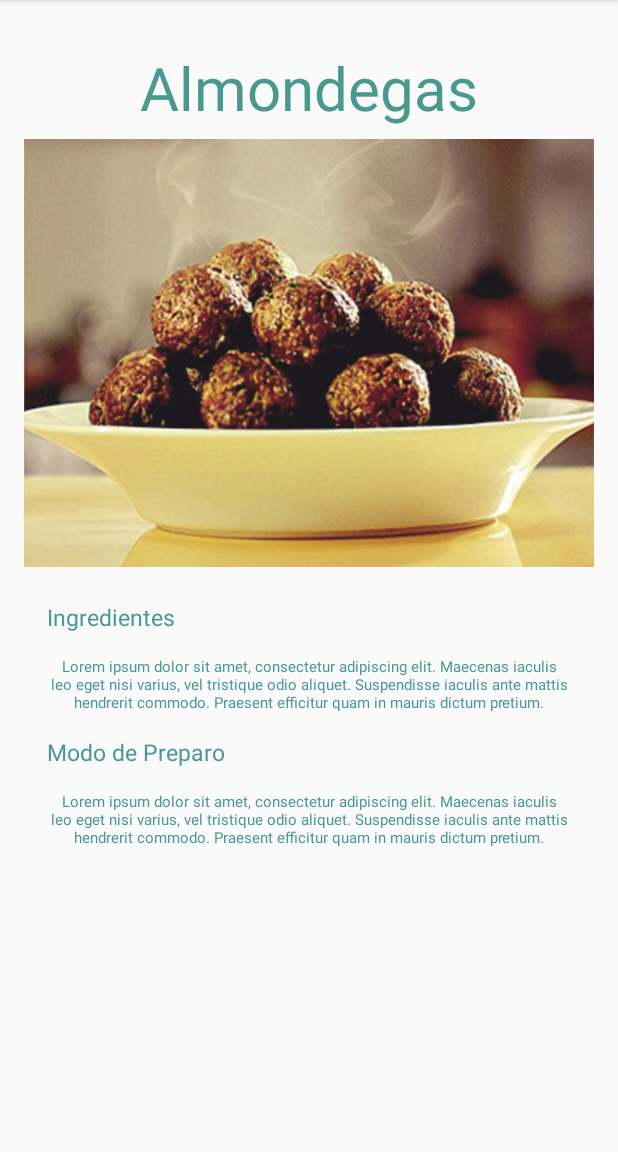
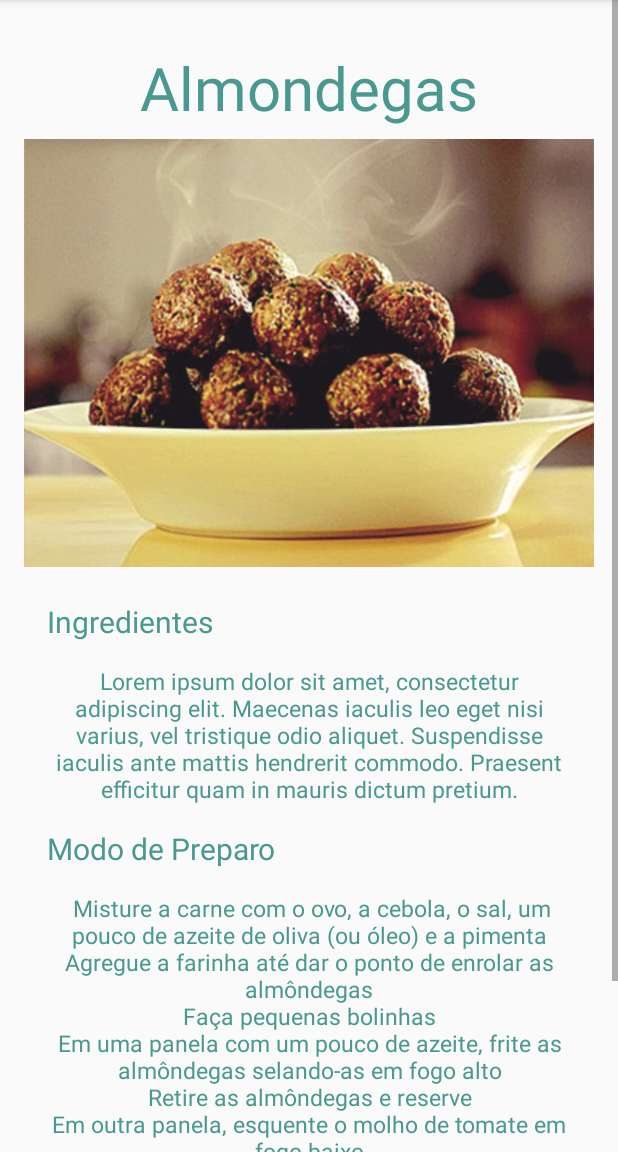
Before and after one commit to pauladbol/Cookfy_App, an Android app: the ListaReceitasActivity screen opened directly, with no data from a screen before it, after a tap on "Almondegas", on a phone screen of 412 x 824 dp, the part 84-1236 px from its top. Run offline under Robolectric (Android 15) with nearby library versions, the phone set to English and light mode, and no system bars; network calls fail.

Commit message:
apontando detalhes da receita para pegar a receita clicada da lista, ajustado detalhes na lista

```diff
--- a/app/src/main/AndroidManifest.xml
+++ b/app/src/main/AndroidManifest.xml
@@ -34,7 +34,6 @@
 
 
         <activity android:name=".LoginNovoActivity" />
-        <activity android:name=".teste3Activityes" />
         <activity android:name=".ListaReceitasActivity"></activity>
         <activity android:name=".DetalheActivity"></activity>
     </application>
--- a/app/src/main/java/com/livrodereceitas/cookfy/Adaptador.java
+++ b/app/src/main/java/com/livrodereceitas/cookfy/Adaptador.java
@@ -18,18 +18,84 @@ public class Adaptador extends BaseAdapter {
     public Adaptador(Context context) {
         mInflater = LayoutInflater.from(context);
 
-        receita.add(new Recipes(1, "Almondegas", R.drawable.img1));
-        receita.add(new Recipes(2, "Lazanha", R.drawable.img2));
-        receita.add(new Recipes(3, "Bolo Chocolate", R.drawable.img3));
-        receita.add(new Recipes(4, "Panquecas", R.drawable.img4));
-        receita.add(new Recipes(5, "Almondegas", R.drawable.img1));
-        receita.add(new Recipes(6, "Lazanha", R.drawable.img2));
-        receita.add(new Recipes(7, "Bolo Chocolate", R.drawable.img3));
-        receita.add(new Recipes(9, "Panquecas", R.drawable.img4));
-        receita.add(new Recipes(10, "Almondegas", R.drawable.img1));
-        receita.add(new Recipes(11, "Lazanha", R.drawable.img2));
-        receita.add(new Recipes(12, "Bolo Chocolate", R.drawable.img3));
-        receita.add(new Recipes(13, "Panquecas", R.drawable.img4));
+        receita.add(new Recipes(1, "Almondegas", R.drawable.img1, " Misture a carne com o ovo, a cebola, o sal, um pouco de azeite de oliva (ou óleo) e a pimenta\n" +
+                "Agregue a farinha até dar o ponto de enrolar as almôndegas\n" +
+                "Faça pequenas bolinhas\n" +
+                "Em uma panela com um pouco de azeite, frite as almôndegas selando-as em fogo alto\n" +
+                "Retire as almôndegas e reserve\n" +
+                "Em outra panela, esquente o molho de tomate em fogo baixo\n" +
+                "Na mesma panela da almôndega, elimine o excesso de azeite e coloque o molho de tomate, colocando as almôndegas para cozinhar por alguns minutos\n" +
+                "Em cerca de 15 minutos as almôndegas estarão totalmente cozidas e o prato estará pronto"));
+        receita.add(new Recipes(2, "Lazanha", R.drawable.img2, "Asse bem os peitos de frango já temperados com sal, condimentos do tipo sazón, etc\n" +
+                "Acrescente algumas ervas finas no cozimento\n" +
+                "Reserve a água que sobrar do cozimento\n" +
+                "Tire o osso do peito, o restante você pode optar por desfiar na mão ou bater na batedeira que desfia bem mais rápido\n" +
+                "Pegue os temperos o tomate, o pimentão e a cebola\n" +
+                "Corte em pedaços bem pequenos\n" +
+                "Coloque junto ao frango já desfiado na panela com a água reservada\n" +
+                "Ferva até que os temperos dissolvam, e fique um cozidinho bem gostoso"));
+        receita.add(new Recipes(3, "Bolo Chocolate", R.drawable.img3, "Bata bem todos os ingredientes da massa (menos o fermento) no liquidificador, aproximadamente 2 a 3 minutos\n" +
+                "Acrescente o fermento e bata por mais uns 15 segundos\n" +
+                "Coloque em uma forma redonda, untada com manteiga e polvilhada com farinha de trigo\n" +
+                "Asse por cerca de 40 minutos em forno médio (180º C), preaquecido"));
+        receita.add(new Recipes(4, "Panquecas", R.drawable.img4, "Bata todos os ingredientes no liquidificador até obter uma consistência cremosa\n" +
+                "Unte uma frigideira com manteiga, espere esquentar e despeje uma concha de massa\n" +
+                "Faça movimentos circulares para que a massa se espalhe por toda a frigideira\n" +
+                "Deixe assar até que a borda obtenha uma cor dourada\n" +
+                "Espere até a massa se soltar do fundo, vire e deixe fritar do outro lado\n" +
+                "Recheie a gosto, enrole e sirva"));
+        receita.add(new Recipes(5, "Almondegas", R.drawable.img1, " Misture a carne com o ovo, a cebola, o sal, um pouco de azeite de oliva (ou óleo) e a pimenta\n" +
+                "Agregue a farinha até dar o ponto de enrolar as almôndegas\n" +
+                "Faça pequenas bolinhas\n" +
+                "Em uma panela com um pouco de azeite, frite as almôndegas selando-as em fogo alto\n" +
+                "Retire as almôndegas e reserve\n" +
+                "Em outra panela, esquente o molho de tomate em fogo baixo\n" +
+                "Na mesma panela da almôndega, elimine o excesso de azeite e coloque o molho de tomate, colocando as almôndegas para cozinhar por alguns minutos\n" +
+                "Em cerca de 15 minutos as almôndegas estarão totalmente cozidas e o prato estará pronto"));
+        receita.add(new Recipes(6, "Lazanha", R.drawable.img2, "Asse bem os peitos de frango já temperados com sal, condimentos do tipo sazón, etc\n" +
+                "Acrescente algumas ervas finas no cozimento\n" +
+                "Reserve a água que sobrar do cozimento\n" +
+                "Tire o osso do peito, o restante você pode optar por desfiar na mão ou bater na batedeira que desfia bem mais rápido\n" +
+                "Pegue os temperos o tomate, o pimentão e a cebola\n" +
+                "Corte em pedaços bem pequenos\n" +
+                "Coloque junto ao frango já desfiado na panela com a água reservada\n" +
+                "Ferva até que os temperos dissolvam, e fique um cozidinho bem gostoso"));
+        receita.add(new Recipes(7, "Bolo Chocolate", R.drawable.img3, "Bata bem todos os ingredientes da massa (menos o fermento) no liquidificador, aproximadamente 2 a 3 minutos\n" +
+                "Acrescente o fermento e bata por mais uns 15 segundos\n" +
+                "Coloque em uma forma redonda, untada com manteiga e polvilhada com farinha de trigo\n" +
+                "Asse por cerca de 40 minutos em forno médio (180º C), preaquecido"));
+        receita.add(new Recipes(9, "Panquecas", R.drawable.img4, "Bata todos os ingredientes no liquidificador até obter uma consistência cremosa\n" +
+                "Unte uma frigideira com manteiga, espere esquentar e despeje uma concha de massa\n" +
+                "Faça movimentos circulares para que a massa se espalhe por toda a frigideira\n" +
+                "Deixe assar até que a borda obtenha uma cor dourada\n" +
+                "Espere até a massa se soltar do fundo, vire e deixe fritar do outro lado\n" +
+                "Recheie a gosto, enrole e sirva"));
+        receita.add(new Recipes(10, "Almondegas", R.drawable.img1, " Misture a carne com o ovo, a cebola, o sal, um pouco de azeite de oliva (ou óleo) e a pimenta\n" +
+                "Agregue a farinha até dar o ponto de enrolar as almôndegas\n" +
+                "Faça pequenas bolinhas\n" +
+                "Em uma panela com um pouco de azeite, frite as almôndegas selando-as em fogo alto\n" +
+                "Retire as almôndegas e reserve\n" +
+                "Em outra panela, esquente o molho de tomate em fogo baixo\n" +
+                "Na mesma panela da almôndega, elimine o excesso de azeite e coloque o molho de tomate, colocando as almôndegas para cozinhar por alguns minutos\n" +
+                "Em cerca de 15 minutos as almôndegas estarão totalmente cozidas e o prato estará pronto"));
+        receita.add(new Recipes(11, "Lazanha", R.drawable.img2, "Asse bem os peitos de frango já temperados com sal, condimentos do tipo sazón, etc\n" +
+                "Acrescente algumas ervas finas no cozimento\n" +
+                "Reserve a água que sobrar do cozimento\n" +
+                "Tire o osso do peito, o restante você pode optar por desfiar na mão ou bater na batedeira que desfia bem mais rápido\n" +
+                "Pegue os temperos o tomate, o pimentão e a cebola\n" +
+                "Corte em pedaços bem pequenos\n" +
+                "Coloque junto ao frango já desfiado na panela com a água reservada\n" +
+                "Ferva até que os temperos dissolvam, e fique um cozidinho bem gostoso"));
+        receita.add(new Recipes(12, "Bolo Chocolate", R.drawable.img3, "Bata bem todos os ingredientes da massa (menos o fermento) no liquidificador, aproximadamente 2 a 3 minutos\n" +
+                "Acrescente o fermento e bata por mais uns 15 segundos\n" +
+                "Coloque em uma forma redonda, untada com manteiga e polvilhada com farinha de trigo\n" +
+                "Asse por cerca de 40 minutos em forno médio (180º C), preaquecido"));
+        receita.add(new Recipes(13, "Panquecas", R.drawable.img4, "Bata todos os ingredientes no liquidificador até obter uma consistência cremosa\n" +
+                "Unte uma frigideira com manteiga, espere esquentar e despeje uma concha de massa\n" +
+                "Faça movimentos circulares para que a massa se espalhe por toda a frigideira\n" +
+                "Deixe assar até que a borda obtenha uma cor dourada\n" +
+                "Espere até a massa se soltar do fundo, vire e deixe fritar do outro lado\n" +
+                "Recheie a gosto, enrole e sirva"));
     }
 
     @Override
--- a/app/src/main/java/com/livrodereceitas/cookfy/DetalheHelper.java
+++ b/app/src/main/java/com/livrodereceitas/cookfy/DetalheHelper.java
@@ -16,21 +16,25 @@ public class DetalheHelper {
     private Recipes receita;
     public DetalheHelper(DetalheActivity activity){
         nomeReceita = (TextView) activity.findViewById(R.id.nome_receita);
-        fotoReceita = (ImageView) activity.findViewById(R.id.img1);
+        fotoReceita = (ImageView) activity.findViewById(R.id.test);
         ingredientesReceita= (TextView) activity.findViewById(R.id.descricao1);
         modoPreparoReceita= (TextView) activity.findViewById(R.id.descricao);
-        receita = new Recipes(1, nomeReceita.toString(), 1);
+        receita = new Recipes();
     }
 
     public Recipes pegaReceita(){;
 
-        receita.setName(nomeReceita.getText().toString());
-        //receita.setDrawableId(fotoReceita.getDrawable());
+      /*  receita.setName(nomeReceita.getText().toString());
+        receita.setDescription(modoPreparoReceita.getText().toString());
+
+        receita.setDrawableId(fotoReceita.getDrawable());*/
         return receita;
     }
 
     public void preencheDetalhe(Recipes receita) {
         nomeReceita.setText(receita.getName());
+        modoPreparoReceita.setText(receita.getDescription());
+        fotoReceita.setImageResource(receita.getDrawableId());
         this.receita = receita;
     }
 }
--- a/app/src/main/java/com/livrodereceitas/cookfy/LoginNovoActivity.java
+++ b/app/src/main/java/com/livrodereceitas/cookfy/LoginNovoActivity.java
@@ -74,7 +74,7 @@ public class LoginNovoActivity extends AppCompatActivity {
                 } else {
 
                     Toast.makeText(LoginNovoActivity.this, "Bem vindo!", Toast.LENGTH_LONG).show();
-                    Intent intentLogar = new Intent(LoginNovoActivity.this, Main2Activity.class);
+                    Intent intentLogar = new Intent(LoginNovoActivity.this, ListaReceitasActivity.class);
                     startActivity(intentLogar);
                     finish();
                     //autenticaUsuario();
--- a/app/src/main/java/com/livrodereceitas/cookfy/Main2Activity.java
+++ b/app/src/main/java/com/livrodereceitas/cookfy/Main2Activity.java
@@ -1,8 +1,10 @@
 package com.livrodereceitas.cookfy;
 
+import android.content.Intent;
 import android.support.v4.view.ViewPager;
 import android.support.v7.app.AppCompatActivity;
 import android.os.Bundle;
+import android.view.View;
 import android.widget.Gallery;
 import android.widget.Toast;
 
@@ -16,6 +18,8 @@ public class Main2Activity extends AppCompatActivity {
         setContentView(R.layout.activity_main2);
         ViewPager g = (ViewPager) findViewById(R.id.viewPager);
         g.setAdapter(new ImagemPagerAdapter(this, imagens));
+
+
 //
 //        g.setOnPageChangeListener(new ViewPager.OnPageChangeListener() {
 //            @Override
--- a/app/src/main/java/com/livrodereceitas/cookfy/Recipes.java
+++ b/app/src/main/java/com/livrodereceitas/cookfy/Recipes.java
@@ -10,15 +10,20 @@ public class Recipes implements Serializable {
         private int id;
         private  int drawableId;
         private String name;
+        private String description;
 
-    public Recipes(int id, String nome, int imagem) {
+    public Recipes(int id, String nome, int imagem, String description) {
         this.id = id;
         this.name = nome;
         this.drawableId = imagem;
+        this.description = description;
     }
 
-    /*private String description;
+    public Recipes(){
+    }
 
+
+/*
         private String executionTime;
         private String difficulty;*/
 
@@ -49,13 +54,13 @@ public class Recipes implements Serializable {
     public int getDrawableId() {
         return drawableId;
     }
-    /*public String getDescription() {
+        public String getDescription() {
             return description;
         }
         public void setDescription(String description) {
             this.description = description;
         }
-        public String getExecutionTime() {
+        /*public String getExecutionTime() {
             return executionTime;
         }
         public void setExecutionTime(String executionTime) {
--- a/app/src/main/java/com/livrodereceitas/cookfy/teste3Activityes.java
+++ /dev/null
@@ -1,13 +0,0 @@
-package com.livrodereceitas.cookfy;
-
-import android.support.v7.app.AppCompatActivity;
-import android.os.Bundle;
-
-public class teste3Activityes extends AppCompatActivity {
-
-    @Override
-    protected void onCreate(Bundle savedInstanceState) {
-        super.onCreate(savedInstanceState);
-        setContentView(R.layout.activity_teste3_activityes);
-    }
-}
--- a/app/src/main/res/layout/activity_detalhe.xml
+++ b/app/src/main/res/layout/activity_detalhe.xml
@@ -34,10 +34,10 @@
             />
 
         <ImageView
-            android:id="@+id/img1"
+            android:id="@+id/test"
             android:layout_width="match_parent"
             android:layout_height="wrap_content"
-            android:src="@drawable/img1"/>
+            />
 
         <TextView
             android:id="@+id/ingredientes"
@@ -47,7 +47,7 @@
             android:layout_marginLeft="15dp"
             android:layout_marginRight="15dp"
             android:layout_marginTop="15dp"
-            android:textSize="15dp"
+            android:textSize="20dp"
             android:textColor="@color/colorPrimaryDarker"
             />
 
@@ -60,7 +60,7 @@
             android:layout_marginLeft="15dp"
             android:layout_marginRight="15dp"
             android:layout_marginTop="15dp"
-            android:textSize="10dp"
+            android:textSize="15dp"
             android:textColor="@color/colorPrimaryDarker"
             />
         <TextView
@@ -71,7 +71,7 @@
             android:layout_marginLeft="15dp"
             android:layout_marginRight="15dp"
             android:layout_marginTop="15dp"
-            android:textSize="15dp"
+            android:textSize="20dp"
             android:textColor="@color/colorPrimaryDarker"
             />
         <TextView
@@ -83,7 +83,7 @@
             android:layout_marginLeft="15dp"
             android:layout_marginRight="15dp"
             android:layout_marginTop="15dp"
-            android:textSize="10dp"
+            android:textSize="15dp"
             android:textColor="@color/colorPrimaryDarker"
             />
     </LinearLayout>
--- a/app/src/main/res/layout/activity_teste3_activityes.xml
+++ /dev/null
@@ -1,16 +0,0 @@
-<?xml version="1.0" encoding="utf-8"?>
-<RelativeLayout xmlns:android="http://schemas.android.com/apk/res/android"
-    android:layout_width="match_parent"
-    android:layout_height="match_parent"
-    >
-
-    <GridView
-        android:layout_width="wrap_content"
-        android:layout_height="wrap_content"
-        android:id="@+id/gridView"
-        android:layout_alignParentTop="true"
-        android:numColumns="2"
-        android:layout_centerHorizontal="true"
-        android:layout_alignParentBottom="true" />
-
-</RelativeLayout>
--- a/app/src/main/res/layout/grid_item.xml
+++ b/app/src/main/res/layout/grid_item.xml
@@ -15,7 +15,7 @@
     <TextView
         android:id="@+id/text"
         android:textSize="20dp"
-        android:layout_width="wrap_content"
+        android:layout_width="match_parent"
         android:layout_height="wrap_content"
         android:paddingLeft="10dp"
         android:paddingRight="10dp"
```
Also changed, not shown: app/src/main/res/drawable/imagem.png (added).
